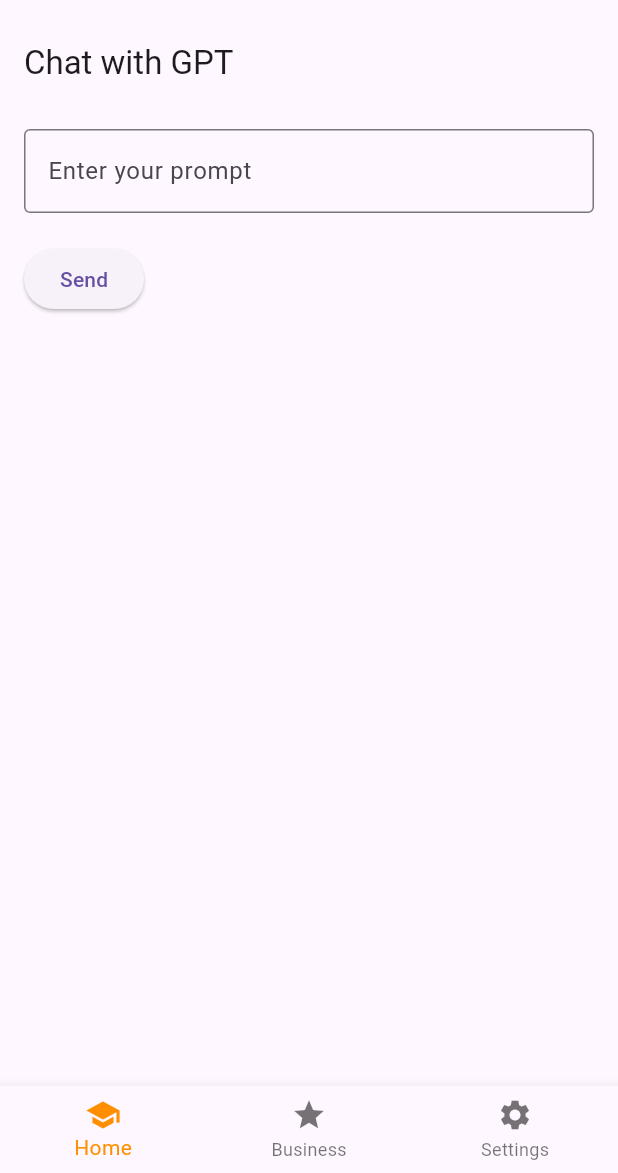
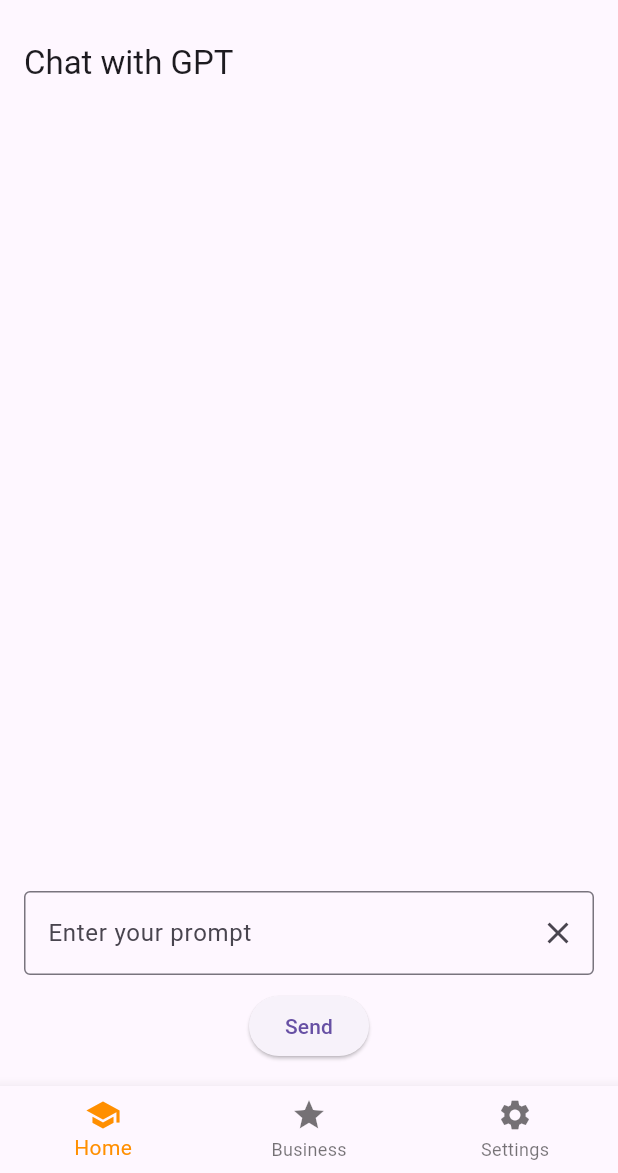
Before and after one commit to ninjapiraatti/pardon-my-italian, a Flutter app: the screen it shows after launch, on a phone screen of 412 x 824 dp, the part 63-1236 px from its top. Run offline on Flutter 3.47's test engine with Material 3 defaults, Android fonts, the phone set to English and light mode, and no system bars; our stand-ins replace flutter_dotenv; missing offline and left inert: dart_openai.

Commit message:
Move input to bottom

```diff
--- a/lib/learn.dart
+++ b/lib/learn.dart
@@ -62,6 +62,7 @@
       appBar: AppBar(
         title: Text('Chat with GPT'),
       ),
+      /*
       body: Padding(
         padding: const EdgeInsets.all(16.0),
         child: Column(
@@ -91,6 +92,49 @@
           ],
         ),
       ),
+      */
+      body: Column(
+        children: [
+          Expanded(
+            child: ListView(
+              padding: const EdgeInsets.all(16.0),
+              children: [
+                if (_response.isNotEmpty)
+                  Text(_response, style: TextStyle(fontSize: 16)),
+                if (_isLoading)
+                  Center(child: CircularProgressIndicator()),
+              ],
+            ),
+          ),
+          Align(
+            alignment: Alignment.bottomCenter,
+            child: Padding(
+              padding: const EdgeInsets.all(16.0),
+              child: Column(
+                mainAxisSize: MainAxisSize.min,
+                children: [
+                  TextField(
+                    controller: _promptController,
+                    decoration: InputDecoration(
+                      labelText: 'Enter your prompt',
+                      border: OutlineInputBorder(),
+                      suffixIcon: IconButton(
+                        icon: Icon(Icons.clear),
+                        onPressed: _promptController.clear,
+                      ),
+                    ),
+                  ),
+                  SizedBox(height: 10),
+                  ElevatedButton(
+                    onPressed: _sendPrompt,
+                    child: Text('Send'),
+                  ),
+                ],
+              ),
+            ),
+          ),
+        ],
+      ),
     );
   }
 }
```
